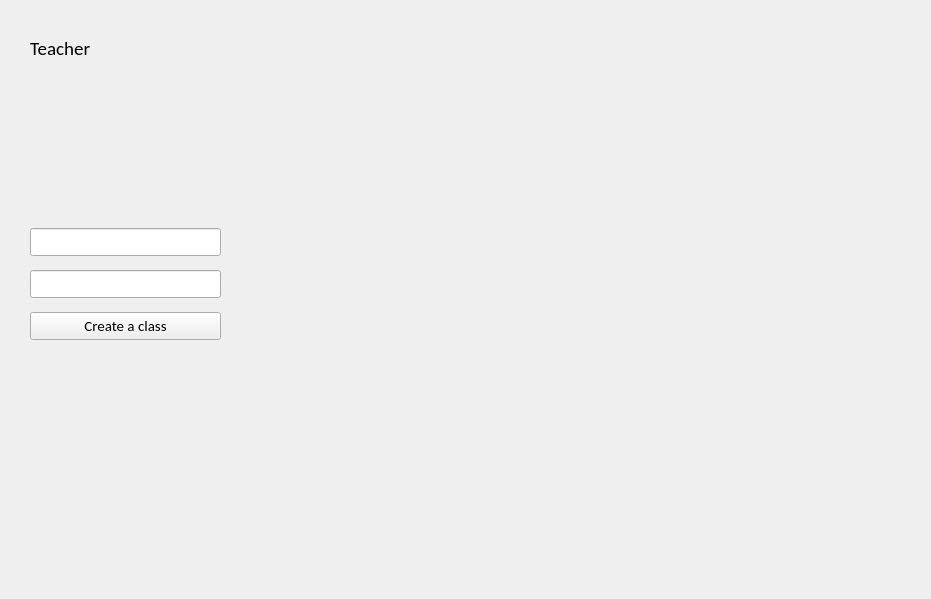
Above: studyProject/teacherwindow.ui from fenrirm/study_project before the change. Below: the same form after it.
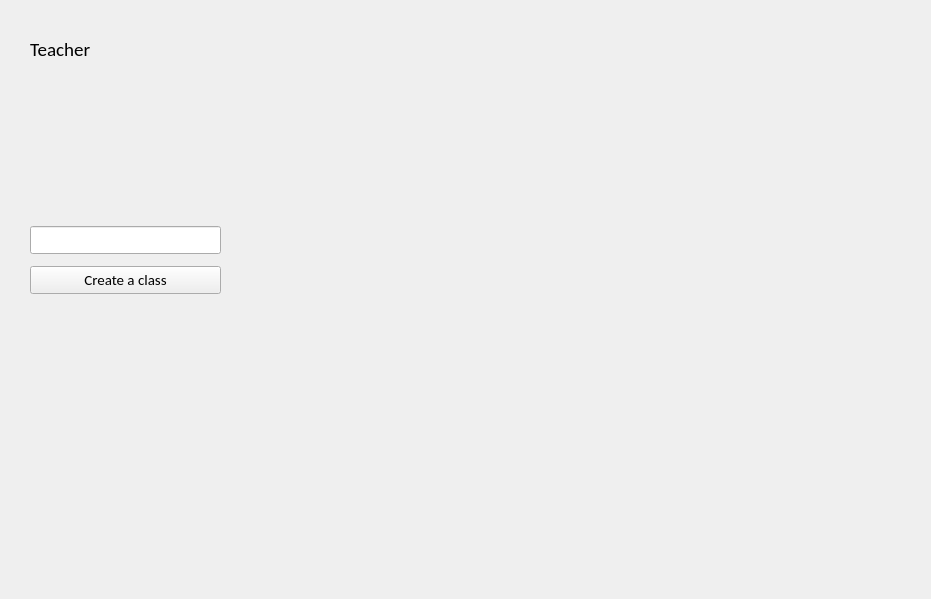
That is the form after the change. Icons and pictures are not drawn.

Patch:
```diff
--- a/studyProject/teacherwindow.ui
+++ b/studyProject/teacherwindow.ui
@@ -26,7 +26,7 @@
       <x>30</x>
       <y>220</y>
       <width>191</width>
-      <height>131</height>
+      <height>81</height>
      </rect>
     </property>
     <layout class="QVBoxLayout" name="verticalLayout">
@@ -40,16 +40,6 @@
        </property>
       </widget>
      </item>
-     <item>
-      <widget class="QLineEdit" name="idClassLine">
-       <property name="font">
-        <font>
-         <family>Calibri</family>
-         <pointsize>11</pointsize>
-        </font>
-       </property>
-      </widget>
-     </item>
      <item>
       <widget class="QPushButton" name="createClass">
        <property name="font">
@@ -71,7 +61,7 @@
       <x>30</x>
       <y>30</y>
       <width>181</width>
-      <height>161</height>
+      <height>169</height>
      </rect>
     </property>
     <layout class="QVBoxLayout" name="verticalLayout_2">
```
